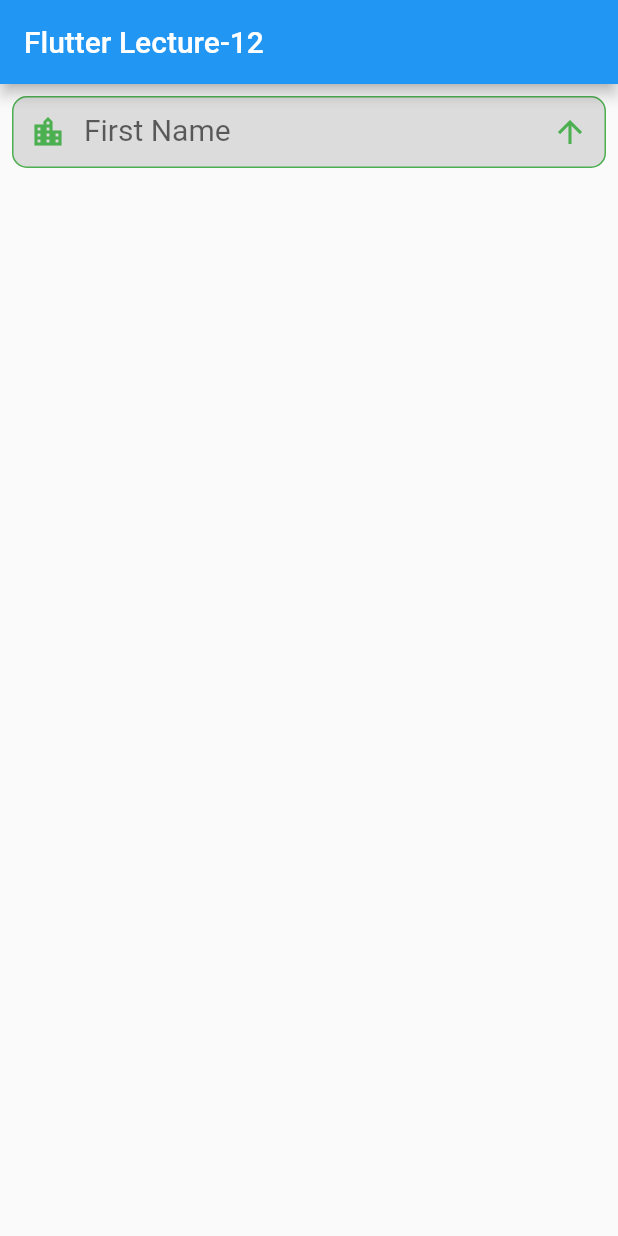
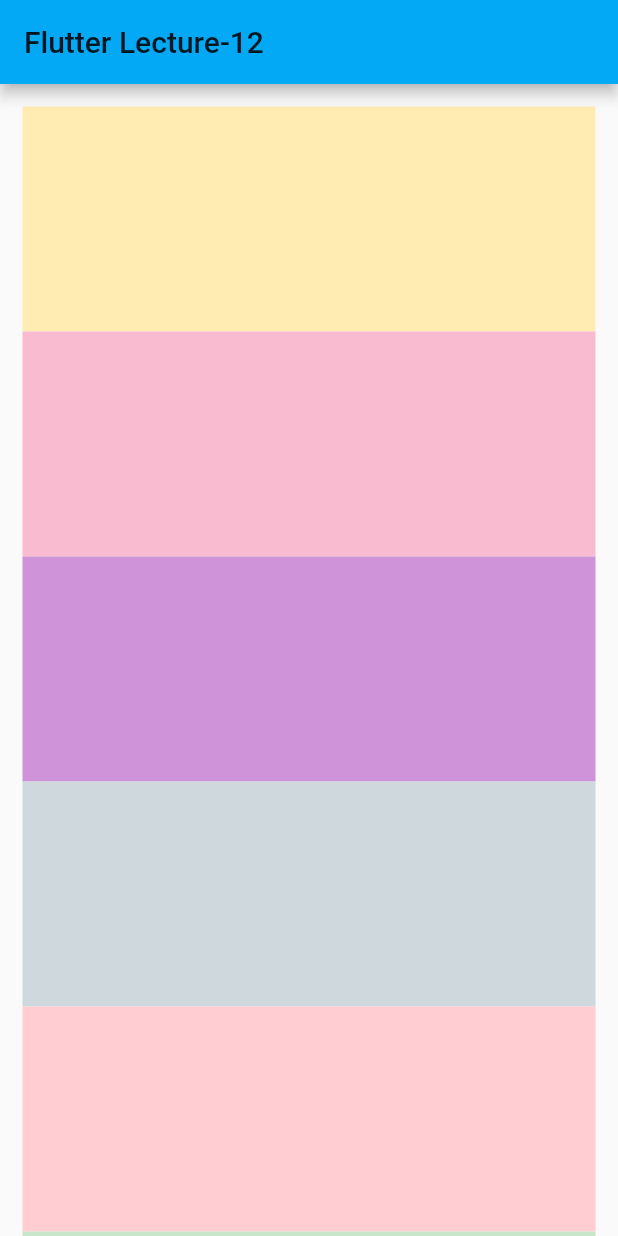
Before and after one commit to moniradiu/flutter-class-app, a Flutter app: the screen it shows after launch, on a phone screen of 412 x 824 dp. Run offline on Flutter 3.47's test engine with Material 2 defaults, Android fonts, the phone set to English and light mode, and no system bars.

Commit message:
Single_View_Scroll_Column

```diff
--- a/lib/main.dart
+++ b/lib/main.dart
@@ -12,7 +12,7 @@
       title: 'Flutter Demo',
       debugShowCheckedModeBanner: false,
       theme: ThemeData(
-        primarySwatch: Colors.blue,
+        primarySwatch: Colors.lightBlue,
       ),
       home: MyHomePage(title: 'Flutter Lecture-12'),
     );
@@ -36,43 +36,73 @@
       appBar: AppBar(
         title: Text(widget.title),
       ),
-      body: Padding(
-        padding: const EdgeInsets.all(8.0),
+      body: SingleChildScrollView(
+        padding: const EdgeInsets.all(15),
+        scrollDirection: Axis.vertical,
         child: Column(
           children: [
-            TextField(
-              controller: textEditingController,
-              cursorColor: Colors.green,
-              cursorHeight: 30,
-              decoration: InputDecoration(
-                  contentPadding:
-                      EdgeInsets.symmetric(vertical: 10, horizontal: 10),
-                  fillColor: Colors.black12,
-                  filled: true,
-                  hintText: "Enter Your Name",
-                  hintStyle: TextStyle(color: Colors.deepPurple),
-                  labelText: "First Name",
-                  labelStyle: TextStyle(color: Colors.blue[20], fontSize: 20),
-                  border: OutlineInputBorder(
-                      borderRadius: BorderRadius.circular(10),
-                      borderSide: BorderSide(color: Colors.orange, width: 2)),
-                  enabledBorder: OutlineInputBorder(
-                      borderRadius: BorderRadius.circular(10),
-                      borderSide: BorderSide(color: Colors.green)),
-                  focusedBorder: OutlineInputBorder(
-                      borderRadius: BorderRadius.circular(10),
-                      borderSide: BorderSide(color: Colors.red)),
-                  disabledBorder: OutlineInputBorder(
-                      borderRadius: BorderRadius.circular(10)),
-                  prefixIcon: const Icon(
-                    Icons.location_city,
-                    color: Colors.green,
-                  ),
-                  suffixIcon: Icon(
-                    Icons.arrow_upward_outlined,
-                    color: Colors.green,
-                  )),
+            Container(
+              height: 150,
+              color: Colors.amber[100],
             ),
+            Container(
+              height: 150,
+              color: Colors.pink[100],
+            ),
+            Container(
+              height: 150,
+              color: Colors.purple[200],
+            ),
+            Container(
+              height: 150,
+              color: Colors.blueGrey[100],
+            ),
+            Container(
+              height: 150,
+              color: Colors.red[100],
+            ),
+            Container(
+              height: 150,
+              color: Colors.green[100],
+            ),
+            Container(
+              height: 150,
+              color: Colors.lime[100],
+            ),
+
+            // TextField(
+            //   controller: textEditingController,
+            //   cursorColor: Colors.green,
+            //   cursorHeight: 30,
+            //   decoration: InputDecoration(
+            //       contentPadding:
+            //           EdgeInsets.symmetric(vertical: 10, horizontal: 10),
+            //       fillColor: Colors.black12,
+            //       filled: true,
+            //       hintText: "Enter Your Name",
+            //       hintStyle: TextStyle(color: Colors.deepPurple),
+            //       labelText: "First Name",
+            //       labelStyle: TextStyle(color: Colors.blue[20], fontSize: 20),
+            //       border: OutlineInputBorder(
+            //           borderRadius: BorderRadius.circular(10),
+            //           borderSide: BorderSide(color: Colors.orange, width: 2)),
+            //       enabledBorder: OutlineInputBorder(
+            //           borderRadius: BorderRadius.circular(10),
+            //           borderSide: BorderSide(color: Colors.green)),
+            //       focusedBorder: OutlineInputBorder(
+            //           borderRadius: BorderRadius.circular(10),
+            //           borderSide: BorderSide(color: Colors.red)),
+            //       disabledBorder: OutlineInputBorder(
+            //           borderRadius: BorderRadius.circular(10)),
+            //       prefixIcon: const Icon(
+            //         Icons.location_city,
+            //         color: Colors.green,
+            //       ),
+            //       suffixIcon: Icon(
+            //         Icons.arrow_upward_outlined,
+            //         color: Colors.green,
+            //       )),
+            // ),
           ],
         ),
       ),
```
